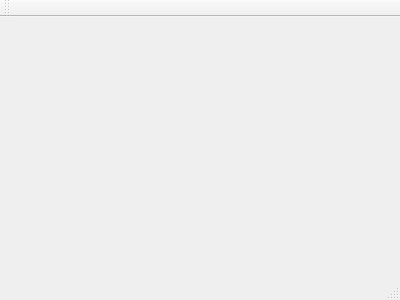
Qt form mainwindow.ui (rdwornik/EGUI-Library-in-Qt) before a commit.
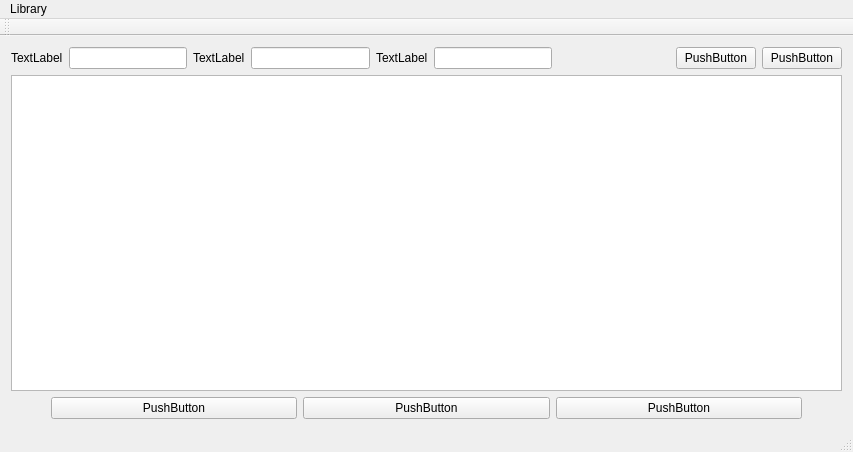
The same form after that commit.

What changed in the file:
```diff
--- a/mainwindow.ui
+++ b/mainwindow.ui
@@ -1,24 +1,176 @@
 <ui version="4.0">
  <class>MainWindow</class>
- <widget class="QMainWindow" name="MainWindow" >
-  <property name="geometry" >
+ <widget class="QMainWindow" name="MainWindow">
+  <property name="geometry">
    <rect>
     <x>0</x>
     <y>0</y>
-    <width>400</width>
-    <height>300</height>
+    <width>853</width>
+    <height>452</height>
    </rect>
   </property>
   <property name="windowTitle" >
    <string>MainWindow</string>
   </property>
-  <widget class="QMenuBar" name="menuBar" />
-  <widget class="QToolBar" name="mainToolBar" />
-  <widget class="QWidget" name="centralWidget" />
-  <widget class="QStatusBar" name="statusBar" />
+  <widget class="QWidget" name="centralWidget">
+   <layout class="QVBoxLayout" name="verticalLayout_2">
+    <item>
+     <layout class="QVBoxLayout" name="verticalLayout">
+      <item>
+       <layout class="QHBoxLayout" name="horizontalLayout">
+        <item>
+         <widget class="QLabel" name="label_3">
+          <property name="text">
+           <string>TextLabel</string>
+          </property>
+         </widget>
+        </item>
+        <item>
+         <widget class="QLineEdit" name="lineEdit_3"/>
+        </item>
+        <item>
+         <widget class="QLabel" name="label_2">
+          <property name="text">
+           <string>TextLabel</string>
+          </property>
+         </widget>
+        </item>
+        <item>
+         <widget class="QLineEdit" name="lineEdit_2"/>
+        </item>
+        <item>
+         <widget class="QLabel" name="label">
+          <property name="text">
+           <string>TextLabel</string>
+          </property>
+         </widget>
+        </item>
+        <item>
+         <widget class="QLineEdit" name="lineEdit"/>
+        </item>
+        <item>
+         <spacer name="horizontalSpacer">
+          <property name="orientation">
+           <enum>Qt::Horizontal</enum>
+          </property>
+          <property name="sizeHint" stdset="0">
+           <size>
+            <width>40</width>
+            <height>20</height>
+           </size>
+          </property>
+         </spacer>
+        </item>
+        <item>
+         <widget class="QPushButton" name="pushButton_2">
+          <property name="text">
+           <string>PushButton</string>
+          </property>
+         </widget>
+        </item>
+        <item>
+         <widget class="QPushButton" name="pushButton">
+          <property name="text">
+           <string>PushButton</string>
+          </property>
+         </widget>
+        </item>
+       </layout>
+      </item>
+      <item>
+       <widget class="QListView" name="listView"/>
+      </item>
+      <item>
+       <layout class="QHBoxLayout" name="horizontalLayout_2">
+        <item>
+         <spacer name="horizontalSpacer_2">
+          <property name="orientation">
+           <enum>Qt::Horizontal</enum>
+          </property>
+          <property name="sizeType">
+           <enum>QSizePolicy::Preferred</enum>
+          </property>
+          <property name="sizeHint" stdset="0">
+           <size>
+            <width>40</width>
+            <height>20</height>
+           </size>
+          </property>
+         </spacer>
+        </item>
+        <item>
+         <widget class="QPushButton" name="pushButton_5">
+          <property name="text">
+           <string>PushButton</string>
+          </property>
+         </widget>
+        </item>
+        <item>
+         <widget class="QPushButton" name="pushButton_4">
+          <property name="text">
+           <string>PushButton</string>
+          </property>
+         </widget>
+        </item>
+        <item>
+         <widget class="QPushButton" name="pushButton_3">
+          <property name="text">
+           <string>PushButton</string>
+          </property>
+         </widget>
+        </item>
+        <item>
+         <spacer name="horizontalSpacer_3">
+          <property name="orientation">
+           <enum>Qt::Horizontal</enum>
+          </property>
+          <property name="sizeType">
+           <enum>QSizePolicy::Preferred</enum>
+          </property>
+          <property name="sizeHint" stdset="0">
+           <size>
+            <width>40</width>
+            <height>20</height>
+           </size>
+          </property>
+         </spacer>
+        </item>
+       </layout>
+      </item>
+     </layout>
+    </item>
+   </layout>
+  </widget>
+  <widget class="QMenuBar" name="menuBar">
+   <property name="geometry">
+    <rect>
+     <x>0</x>
+     <y>0</y>
+     <width>853</width>
+     <height>22</height>
+    </rect>
+   </property>
+   <widget class="QMenu" name="menuLibrary">
+    <property name="title">
+     <string>Library</string>
+    </property>
+   </widget>
+   <addaction name="menuLibrary"/>
+  </widget>
+  <widget class="QStatusBar" name="statusBar"/>
+  <widget class="QToolBar" name="toolBar">
+   <property name="windowTitle">
+    <string>toolBar</string>
+   </property>
+   <attribute name="toolBarArea">
+    <enum>TopToolBarArea</enum>
+   </attribute>
+   <attribute name="toolBarBreak">
+    <bool>false</bool>
+   </attribute>
+  </widget>
  </widget>
- <layoutDefault spacing="6" margin="11" />
- <pixmapfunction></pixmapfunction>
+ <layoutdefault spacing="6" margin="11"/>
  <resources/>
  <connections/>
 </ui>
```
Left out of the diff: 3 changed lines with no effect on the pictures.
